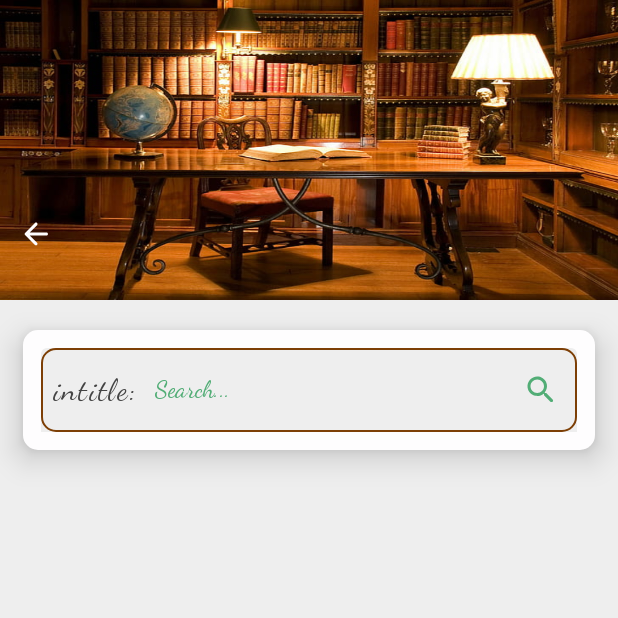
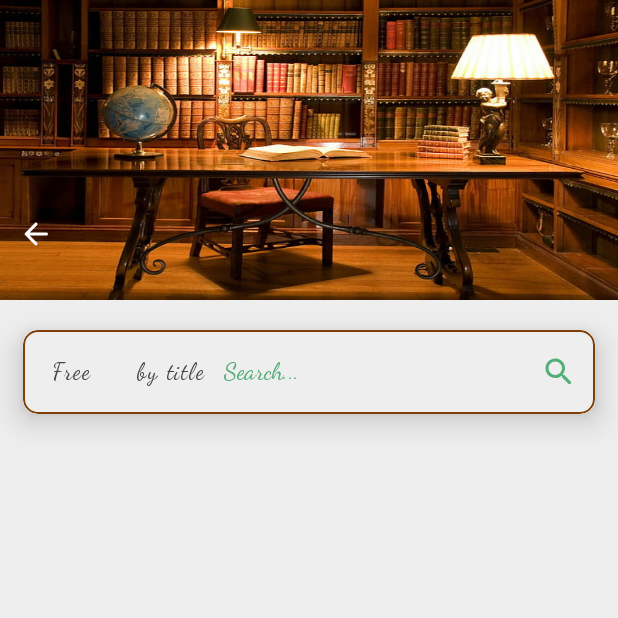
Before and after one commit to mungai-codes/tome_sanctuary, an Android app built with Jetpack Compose: the SearchScreen screen opened through its navigation route, on a phone screen of 412 x 824 dp, the top half of it. Run offline under Robolectric (Android 15) with nearby library versions, the phone set to English and light mode, and no system bars; our stand-ins replace Dagger/Hilt's generated code, accompanist.

Commit message:
configured search bar to provide more options

```diff
--- a/app/src/main/java/com/mungaicodes/tomesanctuary/data/remote/api/BookApiService.kt
+++ b/app/src/main/java/com/mungaicodes/tomesanctuary/data/remote/api/BookApiService.kt
@@ -13,7 +13,7 @@ interface BookApiService {
     suspend fun searchVolumes(
         @Query(value = "q") query: String,
         @Query(value = "download") downloadFormat: String = "epub",
-        @Query(value = "filter") filter: String = "partial",
+        @Query(value = "filter") filter: String,
         @Query(value = "startIndex") startIndex: Int = 0,
         @Query(value = "maxResults") maxResults: Int = 12,
         @Query(value = "printType") printType: String = "books",
--- a/app/src/main/java/com/mungaicodes/tomesanctuary/domain/repository/BooksRepository.kt
+++ b/app/src/main/java/com/mungaicodes/tomesanctuary/domain/repository/BooksRepository.kt
@@ -6,7 +6,7 @@ import kotlinx.coroutines.flow.Flow
 
 interface BooksRepository {
 
-    suspend fun getSearchResults(query: String): Flow<Resource<List<Book?>>>
+    suspend fun getSearchResults(query: String, filter: String): Flow<Resource<List<Book?>>>
 
     suspend fun findBookByVolumeId(volumeId: String): Flow<Resource<Book>>
 }
--- a/app/src/main/java/com/mungaicodes/tomesanctuary/presentation/MainActivity.kt
+++ b/app/src/main/java/com/mungaicodes/tomesanctuary/presentation/MainActivity.kt
@@ -78,6 +78,10 @@ class MainActivity : ComponentActivity() {
                     composable("search") {
                         SearchScreen(navController = navController)
                     }
+
+                    composable("bookmarks") {
+
+                    }
                 }
 
             }
--- a/app/src/main/java/com/mungaicodes/tomesanctuary/presentation/authentication/components/AuthScreen.kt
+++ b/app/src/main/java/com/mungaicodes/tomesanctuary/presentation/authentication/components/AuthScreen.kt
@@ -8,7 +8,6 @@ import androidx.compose.runtime.*
 import com.google.android.gms.common.api.ApiException
 import com.mungaicodes.tomesanctuary.presentation.authentication.AuthViewModel
 import com.mungaicodes.tomesanctuary.presentation.authentication.util.GoogleApiContract
-import com.mungaicodes.tomesanctuary.presentation.screens.search.components.SearchScreen2
 import kotlinx.coroutines.ExperimentalCoroutinesApi
 import kotlinx.coroutines.launch
 
@@ -53,6 +52,6 @@ fun AuthScreen(
     )
 
     user?.let {
-        SearchScreen2()
+
     }
 }
--- a/app/src/main/java/com/mungaicodes/tomesanctuary/presentation/category/CategoryResultsViewModel.kt
+++ b/app/src/main/java/com/mungaicodes/tomesanctuary/presentation/category/CategoryResultsViewModel.kt
@@ -33,7 +33,7 @@ class CategoryResultsViewModel @Inject constructor(
         }
         savedStateHandle.get<String>("query")?.let { query ->
             viewModelScope.launch {
-                repo.getSearchResults(query).onEach { result ->
+                repo.getSearchResults(query, "ebooks").onEach { result ->
                     when (result) {
                         is Resource.Loading -> {
                             _uiState
--- a/app/src/main/java/com/mungaicodes/tomesanctuary/presentation/home/screens/HomeScreen.kt
+++ b/app/src/main/java/com/mungaicodes/tomesanctuary/presentation/home/screens/HomeScreen.kt
@@ -56,7 +56,8 @@ fun HomeScreen(
 
                 },
                 homeClicked = {
-
+                    navController.navigate("home")
+                    navController.popBackStack()
                 },
                 searchClicked = {
                     navController.navigate("search")
--- a/app/src/main/java/com/mungaicodes/tomesanctuary/presentation/search/SearchBar.kt
+++ b/app/src/main/java/com/mungaicodes/tomesanctuary/presentation/search/SearchBar.kt
@@ -2,8 +2,8 @@ package com.mungaicodes.tomesanctuary.presentation.search
 
 import androidx.activity.compose.BackHandler
 import androidx.compose.foundation.border
-import androidx.compose.foundation.layout.Box
-import androidx.compose.foundation.layout.padding
+import androidx.compose.foundation.layout.Arrangement
+import androidx.compose.foundation.layout.Row
 import androidx.compose.foundation.shape.RoundedCornerShape
 import androidx.compose.foundation.text.KeyboardActions
 import androidx.compose.foundation.text.KeyboardOptions
@@ -11,35 +11,29 @@ import androidx.compose.material.*
 import androidx.compose.material.icons.Icons
 import androidx.compose.material.icons.rounded.Search
 import androidx.compose.runtime.*
-import androidx.compose.ui.Alignment
 import androidx.compose.ui.Modifier
 import androidx.compose.ui.focus.onFocusChanged
 import androidx.compose.ui.graphics.Color
 import androidx.compose.ui.platform.LocalFocusManager
 import androidx.compose.ui.text.TextStyle
 import androidx.compose.ui.text.font.FontFamily
-import androidx.compose.ui.text.font.FontWeight
 import androidx.compose.ui.text.input.ImeAction
 import androidx.compose.ui.text.input.KeyboardType
 import androidx.compose.ui.unit.dp
 import androidx.compose.ui.unit.sp
 import com.mungaicodes.tomesanctuary.presentation.ui.theme.GreenGrey50
-import com.mungaicodes.tomesanctuary.presentation.ui.theme.SelectedItem
 import com.mungaicodes.tomesanctuary.presentation.ui.theme.StatusBar
 import com.mungaicodes.tomesanctuary.presentation.ui.theme.TextWhite
-import com.mungaicodes.tomesanctuary.util.Constants
-import java.util.*
 
 @Composable
 fun SearchBar(
     modifier: Modifier = Modifier,
     value: String,
     onValueChange: (String) -> Unit,
-    searchKeyword: String,
-    dropDownState: Boolean,
-    expandDropDown: () -> Unit,
-    closeDropDown: () -> Unit,
-    selectKeyWord: (String) -> Unit,
+    keyword: String,
+    filter: String,
+    scrollKeyWords: () -> Unit,
+    scrollBookTypes: () -> Unit,
     onSearchClick: () -> Unit,
 ) {
 
@@ -64,7 +58,7 @@ fun SearchBar(
         textStyle = TextStyle(
             color = Color.DarkGray,
             fontFamily = FontFamily.Monospace,
-            fontSize = 15.sp
+            fontSize = 10.sp
         ),
         label = {
             Text(
@@ -77,45 +71,28 @@ fun SearchBar(
         maxLines = 1,
         singleLine = true,
         leadingIcon = {
-            Box(contentAlignment = Alignment.Center) {
-                TextButton(onClick = { expandDropDown() }) {
+            Row(
+                horizontalArrangement = Arrangement.spacedBy(2.dp)
+            ) {
+                TextButton(
+                    onClick = { scrollBookTypes() },
+                ) {
                     Text(
-                        text = searchKeyword,
+                        text = filter,
                         color = Color.DarkGray,
                         fontFamily = FontFamily.Cursive,
-                        fontSize = 20.sp
+                        fontSize = 15.sp
                     )
                 }
-                DropdownMenu(
-                    expanded = dropDownState,
-                    onDismissRequest = { closeDropDown() },
-                    modifier = Modifier
-                        .border(2.dp, StatusBar, RoundedCornerShape(2.dp))
+                TextButton(
+                    onClick = { scrollKeyWords() }
                 ) {
                     Text(
-                        text = searchKeyword,
-                        modifier = Modifier.padding(14.dp),
-                        color = SelectedItem,
-                        fontSize = 15.sp,
+                        text = keyword,
+                        color = Color.DarkGray,
+                        fontFamily = FontFamily.Cursive,
+                        fontSize = 15.sp
                     )
-                    Divider()
-                    Constants.SEARCH_KEYwORD.forEach { value ->
-                        if (value != searchKeyword) {
-                            DropdownMenuItem(
-                                onClick = {
-                                    selectKeyWord(value)
-                                    closeDropDown()
-                                },
-                            ) {
-                                Text(
-                                    text = value.uppercase(Locale.ROOT).replace(":", ""),
-                                    fontSize = 12.sp,
-                                    fontWeight = FontWeight.Light,
-                                    fontFamily = FontFamily.Monospace
-                                )
-                            }
-                        }
-                    }
                 }
             }
         },
--- a/app/src/main/java/com/mungaicodes/tomesanctuary/presentation/search/SearchScreen.kt
+++ b/app/src/main/java/com/mungaicodes/tomesanctuary/presentation/search/SearchScreen.kt
@@ -24,6 +24,8 @@ import androidx.hilt.navigation.compose.hiltViewModel
 import androidx.navigation.NavController
 import com.mungaicodes.tomesanctuary.presentation.home.components.ToolBar
 import com.mungaicodes.tomesanctuary.presentation.search.components.BookItem2
+import com.mungaicodes.tomesanctuary.presentation.search.util.filterList
+import com.mungaicodes.tomesanctuary.presentation.search.util.keyWords
 import com.mungaicodes.tomesanctuary.presentation.ui.theme.LampLight
 import com.mungaicodes.tomesanctuary.presentation.ui.theme.TextWhite
 import com.mungaicodes.tomesanctuary.util.UiEvent
@@ -108,22 +110,21 @@ fun SearchScreen(
                         )
                 ) {
                     Row(
-                        modifier = Modifier
-                            .fillMaxWidth()
-                            .padding(horizontal = 12.dp)
-                            .padding(vertical = 12.dp),
-                        verticalAlignment = Alignment.CenterVertically
+                        modifier = Modifier.fillMaxWidth()
                     ) {
                         SearchBar(
                             modifier = Modifier
                                 .fillMaxWidth(),
                             value = state.searchQuery,
-                            searchKeyword = state.searchKeyWord,
                             onValueChange = viewModel::onQueryChanged,
-                            dropDownState = state.menuExpanded,
-                            expandDropDown = { viewModel.expandDropDown() },
-                            selectKeyWord = { viewModel.keywordSelector(it) },
-                            closeDropDown = { viewModel.closeDropdown() }
+                            keyword = keyWords[state.keyWordIndex].label,
+                            filter = filterList[state.filterIndex].label,
+                            scrollKeyWords = {
+                                viewModel.phaseThroughKeyWords()
+                            },
+                            scrollBookTypes = {
+                                viewModel.phaseThroughFilters()
+                            },
                         ) {
                             viewModel.onSearch()
                         }
--- a/app/src/main/java/com/mungaicodes/tomesanctuary/presentation/search/SearchScreenUiState.kt
+++ b/app/src/main/java/com/mungaicodes/tomesanctuary/presentation/search/SearchScreenUiState.kt
@@ -1,12 +1,17 @@
 package com.mungaicodes.tomesanctuary.presentation.search
 
 import com.mungaicodes.tomesanctuary.domain.model.Book
+import com.mungaicodes.tomesanctuary.presentation.search.util.Filter
+import com.mungaicodes.tomesanctuary.presentation.search.util.filterList
 
 data class SearchScreenUiState(
     val books: List<Book?> = emptyList(),
     val isLoading: Boolean = false,
     val error: String? = null,
     val searchKeyWord: String = "intitle:",
+    val keyWordIndex: Int = 0,
+    val filter: Filter = filterList[0],
+    val filterIndex: Int = 0,
     val searchQuery: String = "",
     val menuExpanded: Boolean = false,
 )
--- /dev/null
+++ b/app/src/main/java/com/mungaicodes/tomesanctuary/presentation/search/util/Filter.kt
@@ -0,0 +1,29 @@
+package com.mungaicodes.tomesanctuary.presentation.search.util
+
+data class Filter(
+    val label: String,
+    val value: String
+)
+
+val filterList = listOf(
+    Filter(
+        label = "Free",
+        value = "free-ebooks"
+    ),
+    Filter(
+        label = "Paid",
+        value = "paid-ebooks"
+    ),
+    Filter(
+        label = "Ebooks",
+        value = "ebooks"
+    ),
+    Filter(
+        label = "Limited",
+        value = "partial"
+    ),
+    Filter(
+        label = "Full",
+        value = "full"
+    ),
+)
--- /dev/null
+++ b/app/src/main/java/com/mungaicodes/tomesanctuary/presentation/search/util/KeyWord.kt
@@ -0,0 +1,22 @@
+package com.mungaicodes.tomesanctuary.presentation.search.util
+
+data class KeyWord(
+    val label: String,
+    val value: String
+)
+
+
+val keyWords = listOf(
+    KeyWord(
+        label = "by title",
+        value = "intitle:"
+    ),
+    KeyWord(
+        label = "by author",
+        value = "inauthor:"
+    ),
+    KeyWord(
+        label = "by publisher",
+        value = "inpublisher:"
+    )
+)
```
Also changed, not shown: app/src/main/java/com/mungaicodes/tomesanctuary/data/repository/BooksRepositoryImpl.kt (+5 -2 lines), app/src/main/java/com/mungaicodes/tomesanctuary/presentation/search/SearchScreenViewModel.kt (+24 -13 lines).
